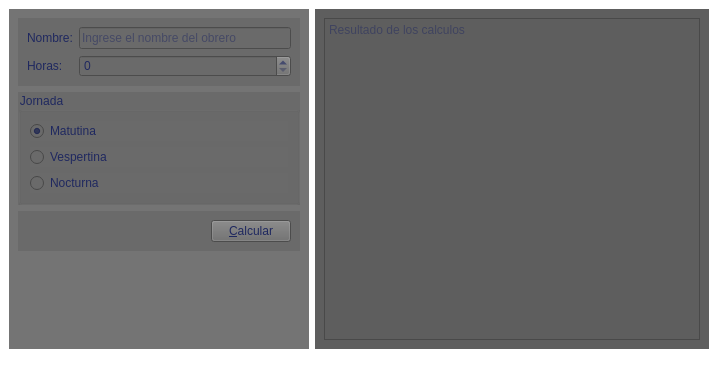
First picture: the form in salarios.ui, repository Danizet/SAlario_archivos, before the edit.
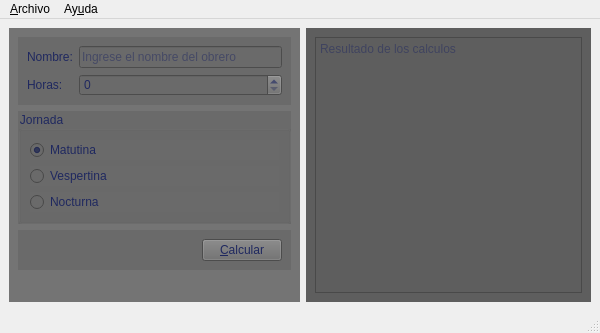
Second picture: the form after the edit.

Commit message: Menus y guardar

Diff of the .ui file:
```diff
--- a/salarios.ui
+++ b/salarios.ui
@@ -6,8 +6,8 @@
    <rect>
     <x>0</x>
     <y>0</y>
-    <width>718</width>
-    <height>380</height>
+    <width>600</width>
+    <height>333</height>
    </rect>
   </property>
   <property name="minimumSize">
@@ -19,9 +19,11 @@
   <property name="windowTitle">
    <string>Salarios</string>
   </property>
+  <property name="autoFillBackground">
+   <bool>false</bool>
+  </property>
   <property name="styleSheet">
-   <string notr="true">color: rgb(255, 255, 255);
-background-color: rgb(255, 255, 255);</string>
+   <string notr="true"/>
   </property>
   <widget class="QWidget" name="centralwidget">
    <layout class="QHBoxLayout" name="horizontalLayout_3">
@@ -188,10 +190,33 @@
     <rect>
      <x>0</x>
      <y>0</y>
-     <width>718</width>
+     <width>600</width>
      <height>21</height>
     </rect>
    </property>
+   <widget class="QMenu" name="menuArchivo">
+    <property name="title">
+     <string>&amp;Archivo</string>
+    </property>
+    <addaction name="actionNuevo"/>
+    <addaction name="actionAbrir"/>
+    <addaction name="actionGuardar"/>
+    <addaction name="separator"/>
+    <addaction name="actionCalcular"/>
+    <addaction name="separator"/>
+    <addaction name="action_Salir"/>
+   </widget>
+   <widget class="QMenu" name="menuAyuda">
+    <property name="title">
+     <string>Ay&amp;uda</string>
+    </property>
+    <addaction name="separator"/>
+    <addaction name="separator"/>
+    <addaction name="separator"/>
+    <addaction name="actionAcerca_de_Salarios"/>
+   </widget>
+   <addaction name="menuArchivo"/>
+   <addaction name="menuAyuda"/>
   </widget>
   <widget class="QStatusBar" name="statusbar"/>
  </widget>
```
Left out of the diff: 48 changed lines with no effect on the pictures. The commit also changes 2 other files.
